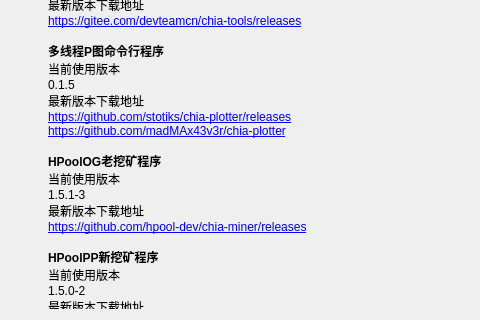
Above: ui/AboutWidget.ui from penglecn/ChiaTools before the change; both pictures show x 0 to 480 and y 169 to 489 of the 689 by 489 pixel window. Below: the same form after it.
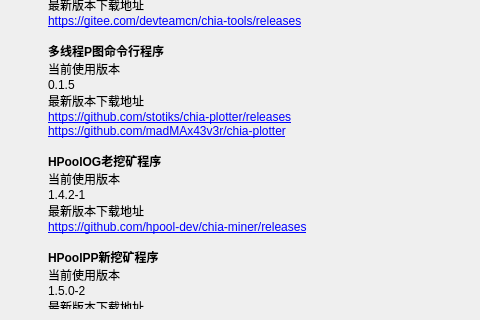
That is the form after the change.

Commit message: 回退HPool挖矿程序到1.4.2-1

Patch:
```diff
--- a/ui/AboutWidget.ui
+++ b/ui/AboutWidget.ui
@@ -82,7 +82,7 @@
 &lt;p style=&quot;-qt-paragraph-type:empty; margin-top:0px; margin-bottom:0px; margin-left:0px; margin-right:0px; -qt-block-indent:0; text-indent:0px;&quot;&gt;&lt;br /&gt;&lt;/p&gt;
 &lt;p style=&quot; margin-top:0px; margin-bottom:0px; margin-left:0px; margin-right:0px; -qt-block-indent:0; text-indent:0px;&quot;&gt;&lt;span style=&quot; font-weight:600;&quot;&gt;HPoolOG老挖矿程序&lt;/span&gt;&lt;/p&gt;
 &lt;p style=&quot; margin-top:0px; margin-bottom:0px; margin-left:0px; margin-right:0px; -qt-block-indent:0; text-indent:0px;&quot;&gt;当前使用版本&lt;/p&gt;
-&lt;p style=&quot; margin-top:0px; margin-bottom:0px; margin-left:0px; margin-right:0px; -qt-block-indent:0; text-indent:0px;&quot;&gt;1.5.1-3&lt;/p&gt;
+&lt;p style=&quot; margin-top:0px; margin-bottom:0px; margin-left:0px; margin-right:0px; -qt-block-indent:0; text-indent:0px;&quot;&gt;1.4.2-1&lt;/p&gt;
 &lt;p style=&quot; margin-top:0px; margin-bottom:0px; margin-left:0px; margin-right:0px; -qt-block-indent:0; text-indent:0px;&quot;&gt;最新版本下载地址&lt;/p&gt;
 &lt;p style=&quot; margin-top:0px; margin-bottom:0px; margin-left:0px; margin-right:0px; -qt-block-indent:0; text-indent:0px;&quot;&gt;&lt;a href=&quot;https://github.com/hpool-dev/chia-miner/releases&quot;&gt;&lt;span style=&quot; text-decoration: underline; color:#0000ff;&quot;&gt;https://github.com/hpool-dev/chia-miner/releases&lt;/span&gt;&lt;/a&gt;&lt;/p&gt;
 &lt;p style=&quot;-qt-paragraph-type:empty; margin-top:0px; margin-bottom:0px; margin-left:0px; margin-right:0px; -qt-block-indent:0; text-indent:0px;&quot;&gt;&lt;br /&gt;&lt;/p&gt;
```
The commit also changes 1 other file.
